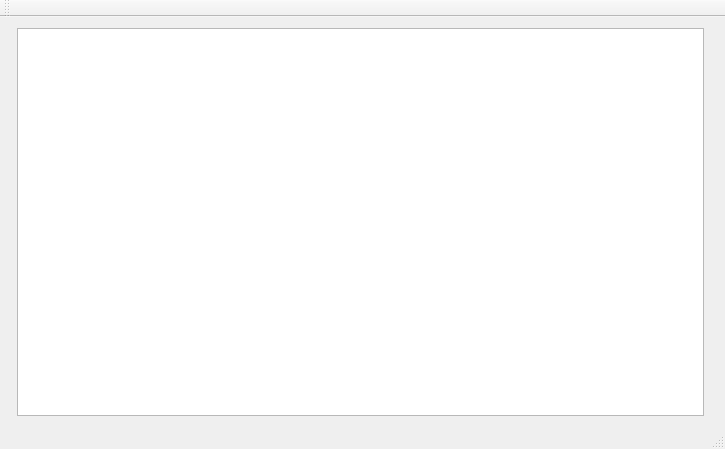
This is paneleditor/mainwindow.ui in alvieboy/iotpanel as Qt 5 draws it before an edit. The edited form follows.
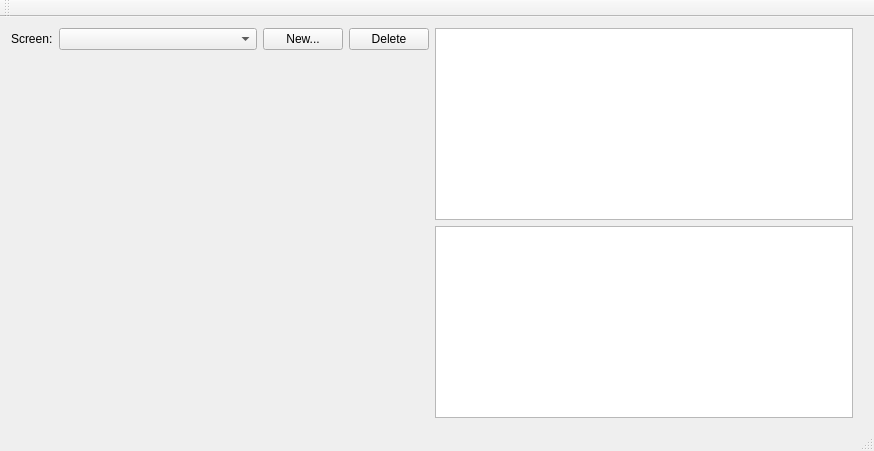
This is the edited form. Custom widgets are drawn as their Qt base class.

```diff
--- a/paneleditor/mainwindow.ui
+++ b/paneleditor/mainwindow.ui
@@ -6,8 +6,8 @@
    <rect>
     <x>0</x>
     <y>0</y>
-    <width>725</width>
-    <height>449</height>
+    <width>874</width>
+    <height>451</height>
    </rect>
   </property>
   <property name="windowTitle">
@@ -26,9 +26,75 @@
          <number>0</number>
         </property>
         <item>
+         <layout class="QVBoxLayout" name="verticalLayout_3">
+          <item>
+           <layout class="QHBoxLayout" name="horizontalLayout_3">
+            <property name="rightMargin">
+             <number>0</number>
+            </property>
+            <property name="bottomMargin">
+             <number>0</number>
+            </property>
+            <item>
+             <widget class="QLabel" name="label">
+              <property name="sizePolicy">
+               <sizepolicy hsizetype="Maximum" vsizetype="Preferred">
+                <horstretch>0</horstretch>
+                <verstretch>0</verstretch>
+               </sizepolicy>
+              </property>
+              <property name="text">
+               <string>Screen:</string>
+              </property>
+             </widget>
+            </item>
+            <item>
+             <widget class="QComboBox" name="comboBox">
+              <property name="sizePolicy">
+               <sizepolicy hsizetype="Expanding" vsizetype="Fixed">
+                <horstretch>0</horstretch>
+                <verstretch>0</verstretch>
+               </sizepolicy>
+              </property>
+             </widget>
+            </item>
+            <item>
+             <widget class="QPushButton" name="pushButton">
+              <property name="text">
+               <string>New...</string>
+              </property>
+             </widget>
+            </item>
+            <item>
+             <widget class="QPushButton" name="pushButton_2">
+              <property name="text">
+               <string>Delete</string>
+              </property>
+             </widget>
+            </item>
+           </layout>
+          </item>
+          <item>
          <widget class="Panel" name="panel" native="true"/>
         </item>
         <item>
+           <spacer name="verticalSpacer">
+            <property name="orientation">
+             <enum>Qt::Vertical</enum>
+            </property>
+            <property name="sizeHint" stdset="0">
+             <size>
+              <width>20</width>
+              <height>40</height>
+             </size>
+            </property>
+           </spacer>
+          </item>
+         </layout>
+        </item>
+        <item>
+         <layout class="QVBoxLayout" name="verticalLayout_4">
+          <item>
          <widget class="QTableView" name="tableView">
           <property name="horizontalScrollBarPolicy">
            <enum>Qt::ScrollBarAlwaysOff</enum>
@@ -59,6 +125,11 @@
           </attribute>
          </widget>
         </item>
+          <item>
+           <widget class="QTableView" name="tableView_2"/>
+          </item>
+         </layout>
+        </item>
        </layout>
       </item>
      </layout>
```
Left out of the diff: 24 changed lines with no effect on the pictures. Lines whose indentation alone changed are shown as unchanged.
